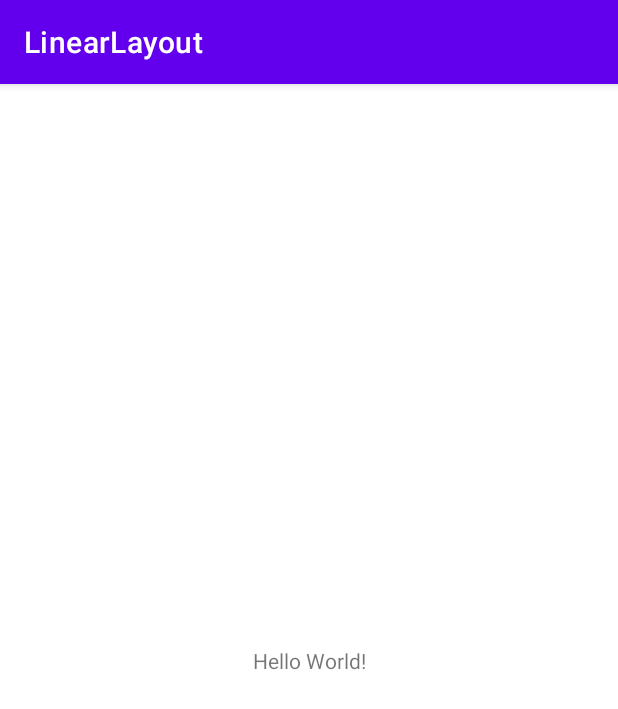
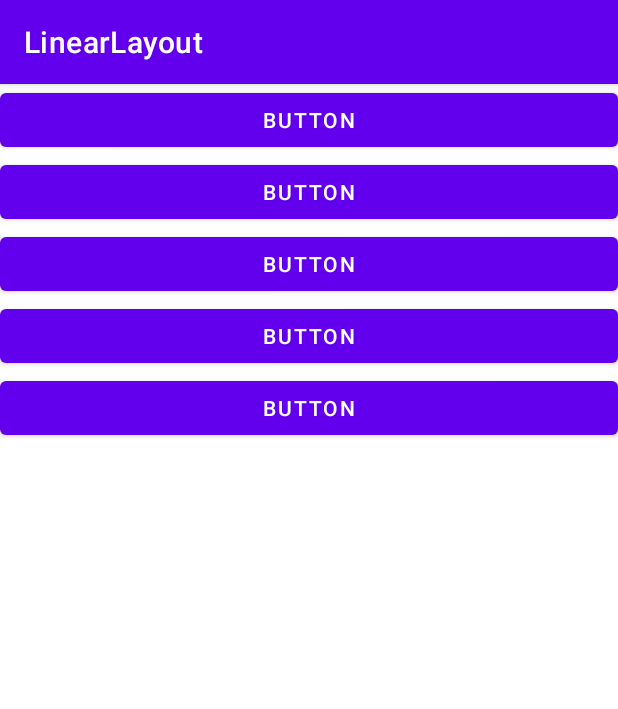
Before and after one commit to Enriquegpb/LinearLayout, an Android app: the screen it shows after launch (MainActivity), on a phone screen of 412 x 824 dp. Shown: the top 709 px of the screen. Run offline under Robolectric (Android 15) with nearby library versions, the phone set to English and light mode, and no system bars.

Commit message:
Final LinearLayout

```diff
--- a/app/src/main/res/layout/activity_main.xml
+++ b/app/src/main/res/layout/activity_main.xml
@@ -1,18 +1,38 @@
 <?xml version="1.0" encoding="utf-8"?>
-<androidx.constraintlayout.widget.ConstraintLayout xmlns:android="http://schemas.android.com/apk/res/android"
-    xmlns:app="http://schemas.android.com/apk/res-auto"
+<LinearLayout xmlns:android="http://schemas.android.com/apk/res/android"
     xmlns:tools="http://schemas.android.com/tools"
     android:layout_width="match_parent"
     android:layout_height="match_parent"
+    android:orientation="vertical"
     tools:context=".MainActivity">
 
-    <TextView
-        android:layout_width="wrap_content"
+    <Button
+        android:id="@+id/button"
+        android:layout_width="match_parent"
         android:layout_height="wrap_content"
-        android:text="Hello World!"
-        app:layout_constraintBottom_toBottomOf="parent"
-        app:layout_constraintLeft_toLeftOf="parent"
-        app:layout_constraintRight_toRightOf="parent"
-        app:layout_constraintTop_toTopOf="parent" />
+        android:text="Button" />
 
-</androidx.constraintlayout.widget.ConstraintLayout>
+    <Button
+        android:id="@+id/button2"
+        android:layout_width="match_parent"
+        android:layout_height="wrap_content"
+        android:text="Button" />
+
+    <Button
+        android:id="@+id/button3"
+        android:layout_width="match_parent"
+        android:layout_height="wrap_content"
+        android:text="Button" />
+
+    <Button
+        android:id="@+id/button4"
+        android:layout_width="match_parent"
+        android:layout_height="wrap_content"
+        android:text="Button" />
+
+    <Button
+        android:id="@+id/button5"
+        android:layout_width="match_parent"
+        android:layout_height="wrap_content"
+        android:text="Button" />
+</LinearLayout>
```
